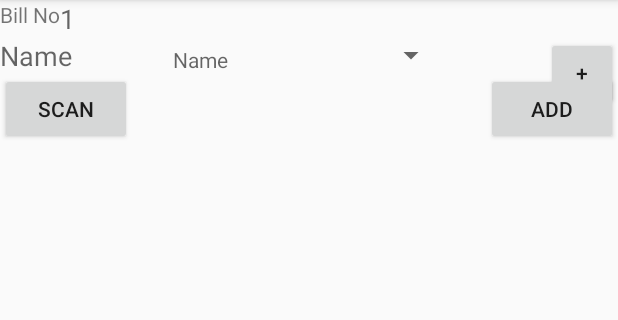
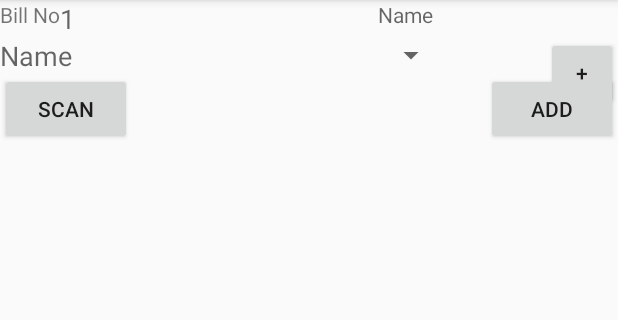
Before and after one commit to tusharberiwal/ClothesRack, an Android app: the fragment Sale shown on its own in the app's theme, on a phone screen of 412 x 824 dp, the part 84-404 px from its top. Run offline under Robolectric (Android 15) with nearby library versions, the phone set to English and light mode, and no system bars; 1 statement that could not run was skipped.

```diff
--- a/app/src/main/java/com/example/rushabh/clothesrack/Payment.java
+++ b/app/src/main/java/com/example/rushabh/clothesrack/Payment.java
@@ -4,6 +4,7 @@ import android.app.DatePickerDialog;
 import android.os.Bundle;
 import android.support.annotation.Nullable;
 import android.support.v4.app.Fragment;
+import android.support.v4.app.FragmentTransaction;
 import android.view.LayoutInflater;
 import android.view.View;
 import android.view.ViewGroup;
@@ -113,7 +114,8 @@ public class Payment extends Fragment implements View.OnClickListener {
             }
             case R.id.cancelPayment:
             {
-                getid();
+                FragmentTransaction ft = getFragmentManager().beginTransaction();
+                ft.detach(this).attach(this).commit();
                 break;
             }
             case R.id.dateedit:
--- a/app/src/main/java/com/example/rushabh/clothesrack/addpurchasereturn.java
+++ b/app/src/main/java/com/example/rushabh/clothesrack/addpurchasereturn.java
@@ -141,4 +141,8 @@ public class addpurchasereturn extends Activity {
        costpreturn.setText(temp1);
 
     }
+    public void canceladdpurchaseret(View view){
+        finish();
+    }
+
 }
--- a/app/src/main/java/com/example/rushabh/clothesrack/addsalereturn.java
+++ b/app/src/main/java/com/example/rushabh/clothesrack/addsalereturn.java
@@ -137,4 +137,8 @@ public class addsalereturn extends Activity {
             costSale.setText(temp1);
         }
     }
+    public void canceladdsaleret(View view){
+        finish();
+    }
+
 }
--- a/app/src/main/res/layout/addpurchasereturn.xml
+++ b/app/src/main/res/layout/addpurchasereturn.xml
@@ -102,7 +102,8 @@
         android:id="@+id/cancelAddpreturn"
         android:layout_alignTop="@+id/addpreturn"
         android:layout_alignRight="@+id/costpreturn"
-        android:layout_alignEnd="@+id/costpreturn" />
+        android:layout_alignEnd="@+id/costpreturn"
+        android:onClick="canceladdpurchaseret"/>
 
     <Button
         style="?android:attr/buttonStyleSmall"
--- a/app/src/main/res/layout/addsalereturn.xml
+++ b/app/src/main/res/layout/addsalereturn.xml
@@ -102,7 +102,8 @@
         android:id="@+id/cancelAddSale"
         android:layout_alignTop="@+id/addSale"
         android:layout_alignRight="@+id/costSale"
-        android:layout_alignEnd="@+id/costSale" />
+        android:layout_alignEnd="@+id/costSale"
+        android:onClick="canceladdsaleret"/>
 
     <Button
         style="?android:attr/buttonStyleSmall"
--- a/app/src/main/res/layout/sale.xml
+++ b/app/src/main/res/layout/sale.xml
@@ -95,20 +95,6 @@
         android:layout_toLeftOf="@+id/addcontact"
         android:layout_toStartOf="@+id/addcontact" />
 
-    <TextView
-        android:layout_width="wrap_content"
-        android:layout_height="wrap_content"
-        android:inputType="textPersonName"
-        android:text="Name"
-        android:ems="10"
-        android:layout_toRightOf="@+id/billno"
-        android:layout_toEndOf="@+id/billno"
-        android:layout_marginLeft="65dp"
-        android:layout_marginStart="65dp"
-        android:id="@+id/dateedit"
-        android:textAppearance="@android:style/TextAppearance.Small"
-        android:layout_alignBottom="@+id/textView16" />
-
     <EditText
         android:layout_width="match_parent"
         android:layout_height="wrap_content"
@@ -126,4 +112,16 @@
         android:layout_toEndOf="@+id/cancelSale"
         android:id="@+id/grandTotal" />
 
+    <TextView
+        android:layout_width="wrap_content"
+        android:layout_height="wrap_content"
+        android:inputType="textPersonName"
+        android:text="Name"
+        android:ems="10"
+        android:id="@+id/dateedit"
+        android:textAppearance="@android:style/TextAppearance.Small"
+        android:layout_alignParentTop="true"
+        android:layout_alignParentRight="true"
+        android:layout_alignParentEnd="true" />
+
 </RelativeLayout>
```
Also changed, not shown: app/src/main/java/com/example/rushabh/clothesrack/Sale.java (+7 -0 lines), app/src/main/java/com/example/rushabh/clothesrack/addsale.java (+35 -12 lines).
